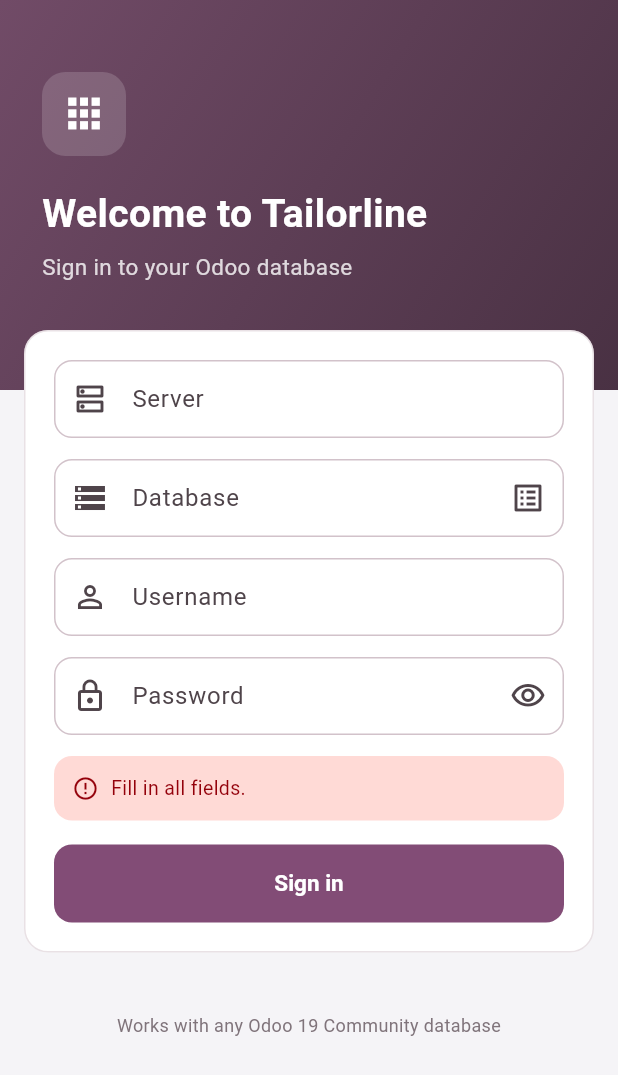
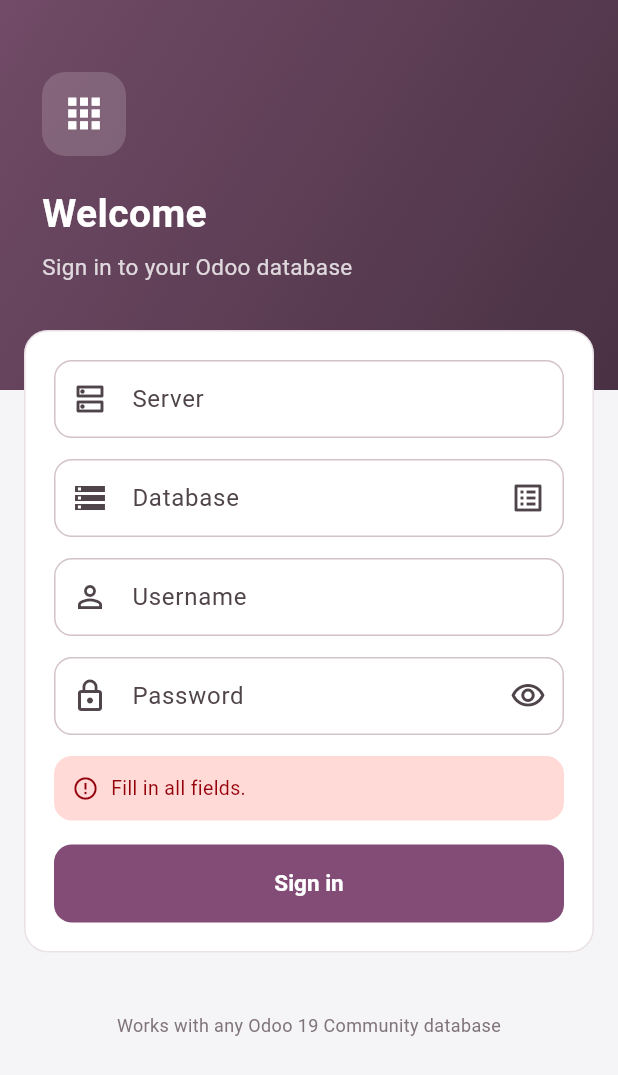
Before and after one commit to vimalvkg/odoo_mobileapp, a Flutter app: the screen it shows after launch, after a tap on "Sign in", on a phone screen of 412 x 824 dp. Shown: the top 1075 px of the screen. Run offline on Flutter 3.47's test engine with Material 3 defaults, Android fonts, the phone set to English and light mode, and no system bars; our stand-ins replace connectivity_plus, flutter_svg, shared_preferences, webview_flutter; network calls fail.

Commit message:
Remove Tailorline branding; use neutral product naming
- Screens no longer show a product name: login says Welcome, the home
  header shows the connected company, splash shows the logo only
- Launcher label is the neutral placeholder ERP Mobile (lib/theme.dart)
- Dart package renamed to odoo_mobileapp; Android/iOS id com.erpmobile.app
- FRS renamed to Mobile_App_FRS.md

Co-Authored-By: Claude Opus 5.5 <noreply@anthropic.com>
Claude-Session: https://claude.ai/code/session_01YDt7NAQrXPigN4jg8vuksv

```diff
--- a/lib/main.dart
+++ b/lib/main.dart
@@ -5,13 +5,13 @@ import 'screens/splash_screen.dart';
 import 'theme.dart';
 
 void main() {
-  runApp(const TailorlineApp());
+  runApp(const MobileApp());
 }
 
-class TailorlineApp extends StatelessWidget {
+class MobileApp extends StatelessWidget {
   final Widget home;
 
-  const TailorlineApp({super.key, this.home = const SplashScreen()});
+  const MobileApp({super.key, this.home = const SplashScreen()});
 
   @override
   Widget build(BuildContext context) {
--- a/lib/screens/login_screen.dart
+++ b/lib/screens/login_screen.dart
@@ -167,7 +167,7 @@ class _LoginScreenState extends State<LoginScreen> {
                   const BrandMark(size: 56),
                   const SizedBox(height: 20),
                   const Text(
-                    'Welcome to $appName',
+                    'Welcome',
                     style: TextStyle(fontSize: 26, fontWeight: FontWeight.w700, color: Colors.white),
                   ),
                   const SizedBox(height: 6),
--- a/lib/screens/splash_screen.dart
+++ b/lib/screens/splash_screen.dart
@@ -42,16 +42,7 @@ class _SplashScreenState extends State<SplashScreen> {
             colors: [brandColor, Color.lerp(brandColor, Colors.black, 0.35)!],
           ),
         ),
-        child: const Center(
-          child: Column(
-            mainAxisSize: MainAxisSize.min,
-            children: [
-              BrandMark(size: 72),
-              SizedBox(height: 16),
-              Text(appName, style: TextStyle(fontSize: 22, fontWeight: FontWeight.w700, color: Colors.white)),
-            ],
-          ),
-        ),
+        child: const Center(child: BrandMark(size: 80)),
       ),
     );
   }
--- a/lib/theme.dart
+++ b/lib/theme.dart
@@ -1,6 +1,6 @@
 import 'package:flutter/material.dart';
 
-const appName = 'Tailorline';
+const appName = 'ERP Mobile';
 
 /// Odoo's brand purple, so the app feels at home next to the web client.
 const brandColor = Color(0xFF714B67);
--- a/pubspec.yaml
+++ b/pubspec.yaml
@@ -1,5 +1,5 @@
-name: tailorline_mobile
-description: "Tailorline Mobile - dynamic mobile client for any Odoo 19 Community database."
+name: odoo_mobileapp
+description: "ERP Mobile - dynamic mobile client for any Odoo 19 Community database."
 # The following line prevents the package from being accidentally published to
 # pub.dev using `flutter pub publish`. This is preferred for private packages.
 publish_to: 'none' # Remove this line if you wish to publish to pub.dev
```
Also changed, not shown: lib/screens/home_screen.dart (+7 -6 lines), 26 other files.
